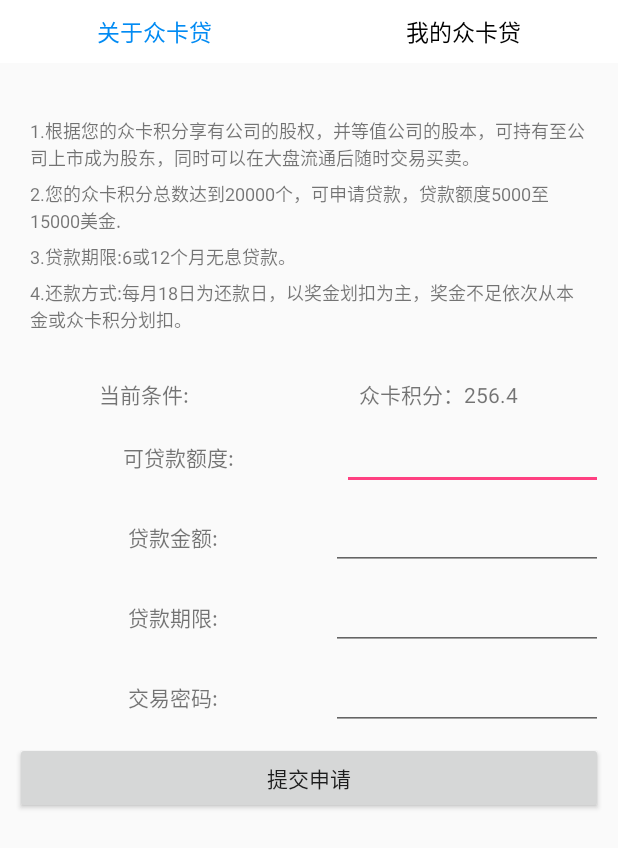
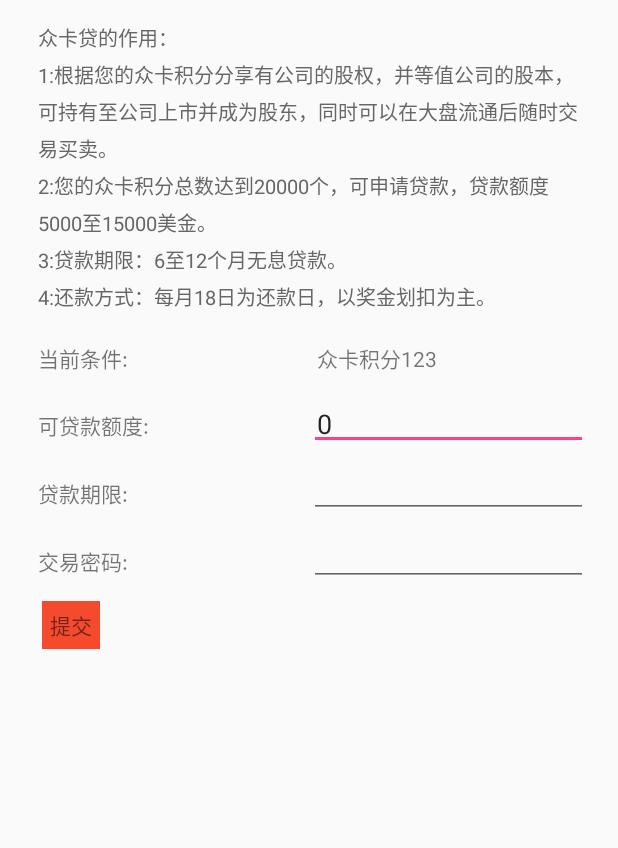
Before and after one commit to btbDriver/PublicFinance, an Android app: the fragment CardFragment shown on its own in the app's theme, on a phone screen of 412 x 824 dp. Shown: the top 848 px of the screen. Run offline under Robolectric (Android 15) with nearby library versions, the phone set to English and light mode, and no system bars; libraries missing offline, so code that uses them is left out: com.hwangjr.rxbus, me.yokeyword.fragmentation.

Commit message:
更新众卡贷页面UI

```diff
--- a/app/src/main/java/com/drive/finance/ui/tab/CardFragment.kt
+++ b/app/src/main/java/com/drive/finance/ui/tab/CardFragment.kt
@@ -14,13 +14,6 @@ import com.drive.finance.base.BaseFragment
 
 class CardFragment : BaseFragment() {
 
-    val cardTabLayout by lazy {
-        view?.findViewById(R.id.cardTabLayout) as TabLayout
-    }
-    val viewPager by lazy {
-        view?.findViewById(R.id.viewPager) as ViewPager
-    }
-
     override fun onCreateView(inflater: LayoutInflater?, container: ViewGroup?,
                               savedInstanceState: Bundle?): View? {
         return inflater!!.inflate(R.layout.fragment_card, container, false)
@@ -28,26 +21,7 @@ class CardFragment : BaseFragment() {
 
     override fun onViewCreated(view: View?, savedInstanceState: Bundle?) {
         super.onViewCreated(view, savedInstanceState)
-        cardTabLayout.setupWithViewPager(viewPager)
-        viewPager.adapter = CardPageAdapter(childFragmentManager)
     }
-}
-
-class CardPageAdapter(fragmentManager: FragmentManager) : FragmentStatePagerAdapter(fragmentManager) {
-
-    val titles = arrayOf("关于众卡贷", "我的众卡贷")
-
-    override fun getCount(): Int = 2
-
-    override fun getItem(position: Int): Fragment {
-        if (position == 0) {
-            return createCardAboutFragment()
-        } else {
-            return createCardListFragment()
-        }
-    }
-
-    override fun getPageTitle(position: Int): CharSequence = titles[position]
 }
 
 fun createCardFragment() : CardFragment {
--- a/app/src/main/java/com/drive/finance/ui/tab/CardListFragment.kt
+++ /dev/null
@@ -1,51 +0,0 @@
-package com.drive.finance.ui.tab
-
-import android.os.Bundle
-import android.support.v7.widget.LinearLayoutManager
-import android.support.v7.widget.RecyclerView
-import android.view.LayoutInflater
-import android.view.View
-import android.view.ViewGroup
-import android.widget.LinearLayout
-import com.drive.finance.R
-import com.drive.finance.base.BaseFragment
-
-
-class CardListFragment : BaseFragment() {
-
-    val recyclerView by lazy {
-        view?.findViewById(R.id.recyclerView) as RecyclerView
-    }
-
-    override fun onCreateView(inflater: LayoutInflater?, container: ViewGroup?,
-                              savedInstanceState: Bundle?): View? {
-        return inflater!!.inflate(R.layout.fragment_card_list, container, false)
-    }
-
-    override fun onViewCreated(view: View?, savedInstanceState: Bundle?) {
-        super.onViewCreated(view, savedInstanceState)
-        recyclerView.layoutManager = LinearLayoutManager(context)
-        recyclerView.adapter = CardListAdapter()
-    }
-}
-
-class CardListAdapter: RecyclerView.Adapter<RecyclerView.ViewHolder>() {
-    override fun onCreateViewHolder(parent: ViewGroup?, viewType: Int): RecyclerView.ViewHolder {
-        val rootView = LayoutInflater.from(parent!!.context).inflate(R.layout.fragment_card_item, null, false)
-        rootView.layoutParams = LinearLayout.LayoutParams(LinearLayout.LayoutParams.MATCH_PARENT, LinearLayout.LayoutParams.WRAP_CONTENT)
-        return CardListViewHolder(rootView)
-    }
-
-    override fun onBindViewHolder(holder: RecyclerView.ViewHolder?, position: Int) {
-    }
-
-    override fun getItemCount(): Int {
-        return 10
-    }
-}
-
-class CardListViewHolder(itemView: View): RecyclerView.ViewHolder(itemView)
-
-fun createCardListFragment() : CardListFragment {
-    return CardListFragment()
-}
--- a/app/src/main/res/layout/fragment_card.xml
+++ b/app/src/main/res/layout/fragment_card.xml
@@ -1,29 +1,134 @@
 <LinearLayout xmlns:android="http://schemas.android.com/apk/res/android"
-    xmlns:tools="http://schemas.android.com/tools"
-    xmlns:app="http://schemas.android.com/apk/res-auto"
     android:layout_width="match_parent"
     android:layout_height="match_parent"
     android:orientation="vertical"
+    android:paddingLeft="20dp"
+    android:paddingRight="20dp"
     >
 
-    <android.support.design.widget.TabLayout
-        android:id="@+id/cardTabLayout"
-        android:layout_width="match_parent"
-        android:layout_height="42dp"
-        android:background="@android:color/white"
-        app:tabBackground="?attr/selectableItemBackgroundBorderless"
-        app:tabIndicatorHeight="0dp"
-        app:tabMode="fixed"
-        app:tabSelectedTextColor="#ff028bf3"
-        app:tabTextColor="@android:color/black"
-        app:tabTextAppearance = "@style/tabLayoutTextSize"
+    <TextView
+        android:layout_width="wrap_content"
+        android:layout_height="wrap_content"
+        android:layout_marginTop="10dp"
+        android:text="众卡贷的作用：
+        \n1:根据您的众卡积分分享有公司的股权，并等值公司的股本，可持有至公司上市并成为股东，同时可以在大盘流通后随时交易买卖。
+        \n2:您的众卡积分总数达到20000个，可申请贷款，贷款额度5000至15000美金。
+        \n3:贷款期限：6至12个月无息贷款。
+        \n4:还款方式：每月18日为还款日，以奖金划扣为主。"
+        android:textSize="13sp"
+        android:textColor="@color/f3"
+        android:padding="5dp"
+        android:lineSpacingExtra="5dp"
         />
 
-    <android.support.v4.view.ViewPager
-        android:id="@+id/viewPager"
+    <LinearLayout
         android:layout_width="match_parent"
         android:layout_height="wrap_content"
-        android:overScrollMode="never"
+        android:orientation="horizontal"
+        android:layout_marginTop="10dp"
+        >
+        <TextView
+            android:layout_width="0dp"
+            android:layout_height="wrap_content"
+            android:layout_weight="1"
+            android:text="当前条件:"
+            android:gravity="left"
+            android:padding="5dp"
+            />
+
+        <TextView
+            android:layout_width="0dp"
+            android:layout_height="wrap_content"
+            android:layout_weight="1"
+            android:text="众卡积分123"
+            android:gravity="left"
+            android:padding="5dp"
+            />
+    </LinearLayout>
+
+    <LinearLayout
+        android:layout_width="match_parent"
+        android:layout_height="wrap_content"
+        android:orientation="horizontal"
+        android:layout_marginTop="10dp"
+        >
+        <TextView
+            android:layout_width="0dp"
+            android:layout_height="wrap_content"
+            android:layout_weight="1"
+            android:text="可贷款额度:"
+            android:gravity="left"
+            android:padding="5dp"
+            />
+
+        <EditText
+            android:layout_width="0dp"
+            android:layout_height="wrap_content"
+            android:layout_weight="1"
+            android:text="0"
+            android:gravity="left"
+            android:padding="5dp"
+            />
+    </LinearLayout>
+
+    <LinearLayout
+        android:layout_width="match_parent"
+        android:layout_height="wrap_content"
+        android:orientation="horizontal"
+        android:layout_marginTop="10dp"
+        >
+        <TextView
+            android:layout_width="0dp"
+            android:layout_height="wrap_content"
+            android:layout_weight="1"
+            android:text="贷款期限:"
+            android:gravity="left"
+            android:padding="5dp"
+            />
+
+        <EditText
+            android:layout_width="0dp"
+            android:layout_height="wrap_content"
+            android:layout_weight="1"
+            android:text=""
+            android:gravity="left"
+            android:padding="5dp"
+            />
+    </LinearLayout>
+
+    <LinearLayout
+        android:layout_width="match_parent"
+        android:layout_height="wrap_content"
+        android:orientation="horizontal"
+        android:layout_marginTop="10dp"
+        >
+        <TextView
+            android:layout_width="0dp"
+            android:layout_height="wrap_content"
+            android:layout_weight="1"
+            android:text="交易密码:"
+            android:gravity="left"
+            android:padding="5dp"
+            />
+
+        <EditText
+            android:layout_width="0dp"
+            android:layout_height="wrap_content"
+            android:layout_weight="1"
+            android:text=""
+            android:gravity="left"
+            android:padding="5dp"
+            />
+    </LinearLayout>
+
+    <TextView
+        android:layout_width="wrap_content"
+        android:layout_height="wrap_content"
+        android:text="提交"
+        android:layout_marginTop="10dp"
+        android:padding="5dp"
+        android:background="@color/f1"
+        android:layout_marginLeft="8dp"
         />
 
 </LinearLayout>
--- a/app/src/main/res/layout/fragment_card_list.xml
+++ /dev/null
@@ -1,14 +0,0 @@
-<FrameLayout xmlns:android="http://schemas.android.com/apk/res/android"
-    xmlns:tools="http://schemas.android.com/tools"
-    android:layout_width="match_parent"
-    android:layout_height="match_parent">
-
-    <android.support.v7.widget.RecyclerView
-        android:id="@+id/recyclerView"
-        android:layout_width="match_parent"
-        android:layout_height="match_parent"
-        android:fitsSystemWindows="true"
-        android:overScrollMode="never"
-        ></android.support.v7.widget.RecyclerView>
-
-</FrameLayout>
```
